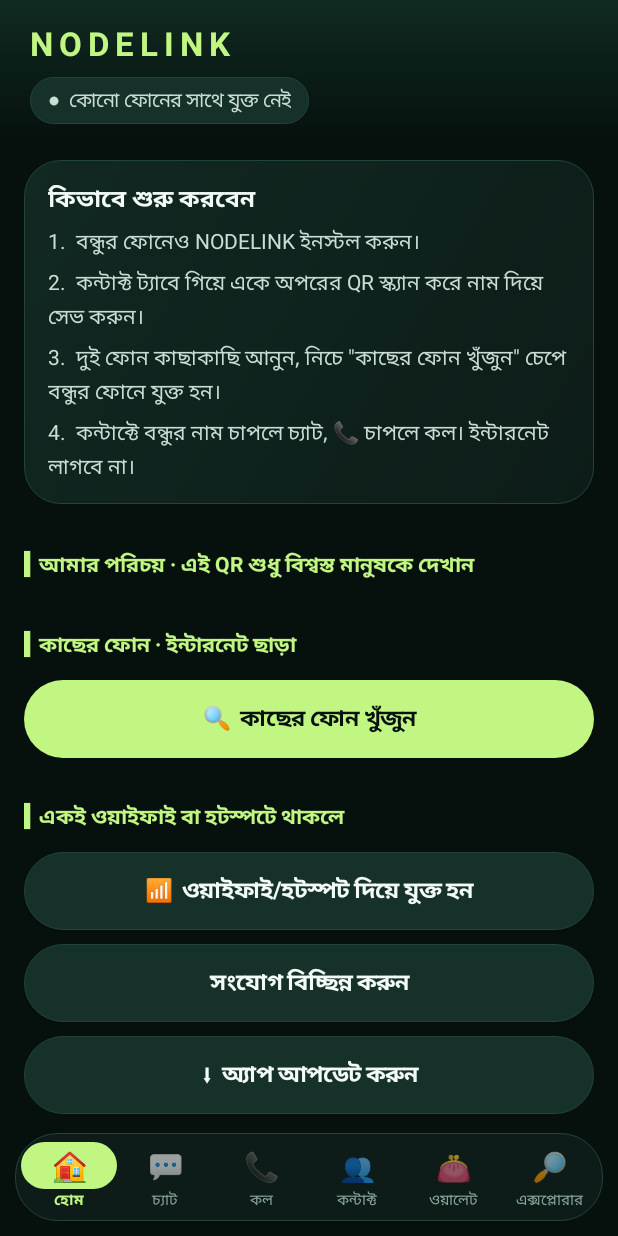
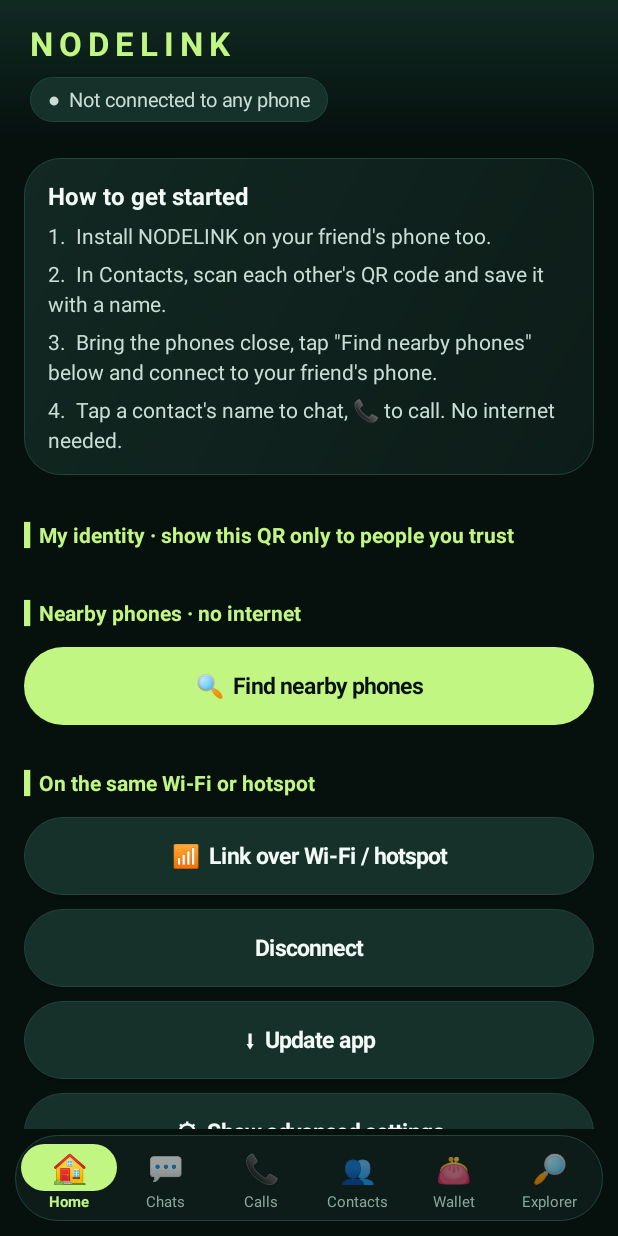
Before and after one commit to NODELINK-LAB/nodelink-android, an Android app: the screen it shows after launch (MainActivity), on a phone screen of 412 x 824 dp. Run offline under Robolectric (Android 15) with nearby library versions, the phone set to English and light mode, and no system bars; libraries missing offline, so code that uses them is left out: com.journeyapps.barcodescanner; pictures from the network do not load; 11 statements that could not run were skipped.

Commit message:
App text in English

```diff
--- a/android-app/src/main/java/org/nodelink/ChatScreen.kt
+++ b/android-app/src/main/java/org/nodelink/ChatScreen.kt
@@ -9,7 +9,7 @@ import java.util.UUID
 // and one composer for both routes.
 class ChatScreen(private val a:Activity,box:LinearLayout,private val peer:()->String,private val store:Mailbox,private val relay:MeshRelay,private val note:(String)->Unit,private val queued:()->Unit={}){
  private val face=Ui.avatar(a,"?",44);private val title=Ui.title(a,"",17f);private val sub=Ui.caption(a,"")
- private val thread=LinearLayout(a).apply{orientation=1;setPadding(0,Ui.dp(a,8),0,Ui.dp(a,8))};private val draft=EditText(a).apply{hint="মেসেজ লিখুন"}
+ private val thread=LinearLayout(a).apply{orientation=1;setPadding(0,Ui.dp(a,8),0,Ui.dp(a,8))};private val draft=EditText(a).apply{hint="Write a message"}
  private fun pin()=peer().trim().lowercase().also{require(it.matches(Regex("[0-9a-f]{64}")) && it!=Identity.fingerprint()){"Pick a contact in Contacts first"};require(!Blocklist.has(it)){"This contact is blocked"}}
  private fun text()=draft.text.toString().also{require(it.isNotBlank() && it.toByteArray().size<=4096){"Enter a message up to 4096 bytes"}}
  init{
@@ -17,22 +17,22 @@ class ChatScreen(private val a:Activity,box:LinearLayout,private val peer:()->St
    addView(LinearLayout(a).apply{orientation=1;setPadding(Ui.dp(a,12),0,0,0);addView(title);addView(sub)},Ui.lp(0,-2,1f))})
   box.addView(thread);box.addView(draft)
   box.addView(Ui.row(a,
-   Ui.button(Button(a).apply{text="কাছে পাঠান";setOnClickListener{send{p,t->store.add(p,Note(UUID.randomUUID(),System.currentTimeMillis()+MessageWire.LIFE,t),"Queued");queued();"Queued. Sends automatically while linked with this phone."}}},Ui.BRAND),
-   Ui.button(Button(a).apply{text="দূরে পাঠান (মেশ)";setOnClickListener{send{p,t->relay.compose(p,t);"Encrypted and queued for the mesh."}}})))
-  box.addView(Ui.caption(a,"কাছে পাঠান: যুক্ত থাকা ফোনে সরাসরি যায়। দূরে পাঠান: মাঝের অন্য NODELINK ফোনগুলো তালাবদ্ধ অবস্থায় বয়ে নিয়ে যায়, কেউ পড়তে পারে না।"))
+   Ui.button(Button(a).apply{text="Send nearby";setOnClickListener{send{p,t->store.add(p,Note(UUID.randomUUID(),System.currentTimeMillis()+MessageWire.LIFE,t),"Queued");queued();"Queued. Sends automatically while linked with this phone."}}},Ui.BRAND),
+   Ui.button(Button(a).apply{text="Send via mesh";setOnClickListener{send{p,t->relay.compose(p,t);"Encrypted and queued for the mesh."}}})))
+  box.addView(Ui.caption(a,"Send nearby: goes straight to the linked phone. Send via mesh: other NODELINK phones carry it locked, nobody can read it."))
   refresh()
  }
  private fun send(f:(String,String)->String){runCatching{val msg=f(pin(),text());draft.setText("");refresh();note(msg)}.onFailure{note(it.message?:"Send failed")}}
- private fun tick(s:String)=when(s){"Queued"->"◷ অপেক্ষায়";"Delivered"->"✓✓ পৌঁছেছে";"Sent via mesh"->"✓ মেশে পাঠানো হয়েছে";"Delivered via mesh"->"✓✓ মেশ দিয়ে পৌঁছেছে";"Received","Received via mesh"->"পেয়েছেন";else->s}
+ private fun tick(s:String)=when(s){"Queued"->"◷ Waiting";"Delivered"->"✓✓ Delivered";"Sent via mesh"->"✓ Sent via mesh";"Delivered via mesh"->"✓✓ Delivered via mesh";"Received","Received via mesh"->"Received";else->s}
  private fun bubble(t:String,s:String,mine:Boolean)=LinearLayout(a).apply{orientation=1;background=Ui.round(a,if(mine)Ui.BRAND else Ui.RAISED,18);setPadding(Ui.dp(a,14),Ui.dp(a,10),Ui.dp(a,14),Ui.dp(a,8))
   addView(TextView(a).apply{tag=Ui.DONE;text=t;textSize=15f;setTextColor(if(mine)Ui.INK else Ui.TEXT);maxWidth=Ui.dp(a,270)})
   addView(TextView(a).apply{tag=Ui.DONE;text=tick(s);textSize=11f;setTextColor(if(mine)0xB30B1220.toInt() else Ui.MUTED);setPadding(0,Ui.dp(a,4),0,0)})
   layoutParams=Ui.lp(-2,-2).apply{gravity=if(mine)Gravity.END else Gravity.START;setMargins(if(mine)Ui.dp(a,48) else 0,Ui.dp(a,4),if(mine)0 else Ui.dp(a,48),Ui.dp(a,4))}}
  fun refresh(){thread.removeAllViews();val p=peer().trim().lowercase()
-  if(!p.matches(Regex("[0-9a-f]{64}"))){Ui.paint(face,"?");title.text="কেউ বাছাই করা হয়নি";sub.text="কন্টাক্ট ট্যাব থেকে একজনকে চাপুন";return}
-  val n=ContactControls.name(a,p);Ui.paint(face,n?:"#");title.text=n?:Ui.nl(p);sub.text=(if(n!=null)Ui.nl(p)+" · " else "")+"🔒 শুধু আপনারা দুজন পড়তে পারবেন"
+  if(!p.matches(Regex("[0-9a-f]{64}"))){Ui.paint(face,"?");title.text="No contact selected";sub.text="Tap someone in Contacts";return}
+  val n=ContactControls.name(a,p);Ui.paint(face,n?:"#");title.text=n?:Ui.nl(p);sub.text=(if(n!=null)Ui.nl(p)+" · " else "")+"🔒 Only you two can read this"
   val rows=store.thread(p)
-  if(rows.isEmpty())thread.addView(Ui.caption(a,"এখনো কোনো মেসেজ নেই। হ্যালো বলুন!").apply{gravity=Gravity.CENTER;setPadding(0,Ui.dp(a,24),0,Ui.dp(a,24))},Ui.lp())
+  if(rows.isEmpty())thread.addView(Ui.caption(a,"No messages yet. Say hello!").apply{gravity=Gravity.CENTER;setPadding(0,Ui.dp(a,24),0,Ui.dp(a,24))},Ui.lp())
   rows.forEach{(t,s)->thread.addView(bubble(t,s,!s.startsWith("Received")))}
  }
 }
--- a/android-app/src/main/java/org/nodelink/ContactControls.kt
+++ b/android-app/src/main/java/org/nodelink/ContactControls.kt
@@ -11,14 +11,14 @@ class ContactControls(private val a:Activity,box:LinearLayout,private val peer:E
  private val vault=Vault(a,"contacts");private val list=LinearLayout(a).apply{orientation=1}
  private fun all()=JSONObject(vault.get("book")?:"{}")
  init{
-  val name=EditText(a).apply{hint="বন্ধুর নাম";isSingleLine=true};box.addView(name)
-  box.addView(Ui.button(Button(a).apply{text="✓  কন্টাক্ট সেভ করুন";setOnClickListener{
+  val name=EditText(a).apply{hint="Friend's name";isSingleLine=true};box.addView(name)
+  box.addView(Ui.button(Button(a).apply{text="✓  Save contact";setOnClickListener{
    val n=name.text.toString().trim();val fp=peer.text.toString().trim().lowercase()
    when{n.isEmpty()||n.length>40->note("Enter a name up to 40 characters")
     !fp.matches(Regex("[a-f0-9]{64}"))->note("Scan or enter the full 64-digit fingerprint first")
     fp==Identity.fingerprint()->note("That is this phone's own fingerprint")
     else->{vault.put("book",all().put(n,fp).toString());name.setText("");refresh();note("Saved $n. Verify the fingerprint in person.")}}}},Ui.BRAND))
-  box.addView(Ui.section(a,"আমার কন্টাক্ট · নাম চাপলে চ্যাট, 📞 চাপলে কল"));box.addView(list);refresh()
+  box.addView(Ui.section(a,"My contacts · tap a name to chat, 📞 to call"));box.addView(list);refresh()
  }
  private fun select(n:String,fp:String,where:String){peer.setText(fp);dest.setText(fp);note("Selected $n for chat, call and mesh");open(where)}
  fun refresh(){list.removeAllViews();val b=all();b.keys().asSequence().sorted().forEach{n->val fp=b.getString(n)
@@ -29,6 +29,6 @@ class ContactControls(private val a:Activity,box:LinearLayout,private val peer:E
    addView(Ui.avatar(a,n,44));addView(info,Ui.lp(0,-2,1f));addView(call)
    setOnClickListener{select(n,fp,"chat")}
    setOnLongClickListener{vault.put("book",all().apply{remove(n)}.toString());refresh();note("Deleted $n");true}})}
-  if(b.length()==0)list.addView(Ui.caption(a,"এখনো কোনো কন্টাক্ট নেই। উপরে বন্ধুর QR স্ক্যান করে যোগ করুন।"))}
+  if(b.length()==0)list.addView(Ui.caption(a,"No contacts yet. Scan a friend's QR above to add one."))}
  companion object{fun name(a:Activity,fp:String):String?{val b=JSONObject(Vault(a,"contacts").get("book")?:"{}");return b.keys().asSequence().firstOrNull{b.getString(it)==fp}}}
 }
--- a/android-app/src/main/java/org/nodelink/MainActivity.kt
+++ b/android-app/src/main/java/org/nodelink/MainActivity.kt
@@ -18,7 +18,7 @@ class MainActivity:Activity(){
  private fun note(s:String){status.text="●  $s"}
  private fun action(ok:String)=object:WifiP2pManager.ActionListener{override fun onSuccess(){note(ok)};override fun onFailure(n:Int){note("Wi-Fi Direct request failed: $n")}}
  private val rx=object:BroadcastReceiver(){override fun onReceive(c:Context,i:Intent){if(checkSelfPermission(perm)!=PackageManager.PERMISSION_GRANTED)return
-  if(i.action==WifiP2pManager.WIFI_P2P_PEERS_CHANGED_ACTION)m.requestPeers(ch){list->peers.removeAllViews();if(::auto.isInitialized)auto.peers(list.deviceList);list.deviceList.forEach{d->peers.addView(Button(this@MainActivity).apply{text="📱  যুক্ত হন: ${d.deviceName}";setOnClickListener{m.connect(ch,WifiP2pConfig().apply{deviceAddress=d.deviceAddress},action("Connection requested; accept on peer"))}})}}
+  if(i.action==WifiP2pManager.WIFI_P2P_PEERS_CHANGED_ACTION)m.requestPeers(ch){list->peers.removeAllViews();if(::auto.isInitialized)auto.peers(list.deviceList);list.deviceList.forEach{d->peers.addView(Button(this@MainActivity).apply{text="📱  Connect: ${d.deviceName}";setOnClickListener{m.connect(ch,WifiP2pConfig().apply{deviceAddress=d.deviceAddress},action("Connection requested; accept on peer"))}})}}
   if(i.action==WifiP2pManager.WIFI_P2P_CONNECTION_CHANGED_ACTION)m.requestConnectionInfo(ch){if(it==null||!it.groupFormed){if(!(::link.isInitialized && link.lan)){if(::link.isInitialized)link.stop();session?.close()};note("No group formed")}else{note(if(it.isGroupOwner)"Group owner: start probe here first" else "Group client: start after owner is listening");if(::auto.isInitialized)auto.connected(it)
    val p=pin.text.toString().trim().lowercase();if(::link.isInitialized && ::auto.isInitialized && !auto.on && p.matches(Regex("[0-9a-f]{64}")))link.start(it,p)}}
  }}
@@ -28,12 +28,12 @@ class MainActivity:Activity(){
   fun page(show:Boolean)=LinearLayout(this).apply{orientation=1;visibility=if(show)android.view.View.VISIBLE else android.view.View.GONE}
   val home=page(true);val chatPage=page(false);val callPage=page(false);val contactsPage=page(false);val walletPage=page(false);var box=root;var onChat:()->Unit={};var onCall:()->Unit={}
   fun label(s:String)=TextView(this).apply{text=s;box.addView(this)}
-  status=TextView(this).apply{text="কোনো ফোনের সাথে যুক্ত নেই"}
+  status=TextView(this).apply{text="Not connected to any phone"}
   val pages=listOf(home,chatPage,callPage,contactsPage,walletPage);pages.forEach{root.addView(it)};box=home
   lateinit var nav:NavBar;web=WebScreen(this)
   fun showWeb(){scroll.visibility=android.view.View.GONE;web.view.visibility=android.view.View.VISIBLE;nav.select(5);web.open()}
   fun show(p:LinearLayout){scroll.visibility=android.view.View.VISIBLE;web.view.visibility=android.view.View.GONE;pages.forEach{it.visibility=if(it===p)android.view.View.VISIBLE else android.view.View.GONE};nav.select(pages.indexOf(p));scroll.scrollTo(0,0);if(p===chatPage)onChat();if(p===callPage)onCall()}
-  nav=NavBar(this,listOf("🏠" to "হোম","💬" to "চ্যাট","📞" to "কল","👥" to "কন্টাক্ট","👛" to "ওয়ালেট","🔎" to "এক্সপ্লোরার")){if(it==5)showWeb() else show(pages[it])}
+  nav=NavBar(this,listOf("🏠" to "Home","💬" to "Chats","📞" to "Calls","👥" to "Contacts","👛" to "Wallet","🔎" to "Explorer")){if(it==5)showWeb() else show(pages[it])}
   setContentView(LinearLayout(this).apply{orientation=1;setBackgroundColor(Ui.BG);addView(Ui.topBar(this@MainActivity,status));addView(scroll,Ui.lp(-1,0,1f));addView(web.view,Ui.lp(-1,0,1f));addView(nav.view)
    setOnApplyWindowInsetsListener{v,ins->if(Build.VERSION.SDK_INT>=30){val b=ins.getInsets(android.view.WindowInsets.Type.systemBars() or android.view.WindowInsets.Type.ime());v.setPadding(b.left,b.top,b.right,b.bottom)};ins}})
   root.viewTreeObserver.addOnGlobalLayoutListener{Ui.style(root)}   // themes controls as screens add them
@@ -42,13 +42,13 @@ class MainActivity:Activity(){
   m=getSystemService(WIFI_P2P_SERVICE) as WifiP2pManager;ch=m.initialize(this,mainLooper){session?.close();note("Radio channel lost. Restart the app.")}
   Blocklist.load(this);LanBeacon.init(this);Identity.prepare();if(Build.VERSION.SDK_INT>=33 && checkSelfPermission(Manifest.permission.POST_NOTIFICATIONS)!=PackageManager.PERMISSION_GRANTED)requestPermissions(arrayOf(Manifest.permission.POST_NOTIFICATIONS),3)
   val adv=LinearLayout(this).apply{orientation=1;visibility=android.view.View.GONE}
-  box.addView(Ui.steps(this,"কিভাবে শুরু করবেন","বন্ধুর ফোনেও NODELINK ইনস্টল করুন।","কন্টাক্ট ট্যাবে গিয়ে একে অপরের QR স্ক্যান করে নাম দিয়ে সেভ করুন।","দুই ফোন কাছাকাছি আনুন, নিচে \"কাছের ফোন খুঁজুন\" চেপে বন্ধুর ফোনে যুক্ত হন।","কন্টাক্টে বন্ধুর নাম চাপলে চ্যাট, 📞 চাপলে কল। ইন্টারনেট লাগবে না।"))
-  val fp=Identity.fingerprint();box.addView(Ui.section(this,"আমার পরিচয় · এই QR শুধু বিশ্বস্ত মানুষকে দেখান"));label("আমার আইডি: NL-"+fp.take(12).uppercase().chunked(4).joinToString("-"));label("পূর্ণ ফিঙ্গারপ্রিন্ট: "+fp).apply{setTextIsSelectable(true);textSize=11f;tag=Ui.DONE;setTextColor(Ui.MUTED)};qr=QrControls(this,box,fp,::note)
-  box=contactsPage;box.addView(Ui.section(this,"নতুন কন্টাক্ট · সামনাসামনি যাচাই করুন"));label("বন্ধুর ফোনের QR স্ক্যান করুন, তারপর একটা নাম দিয়ে সেভ করুন।")
-  pin=EditText(this).apply{hint="বন্ধুর ফিঙ্গারপ্রিন্ট (QR স্ক্যান করলে নিজে বসবে)";isSingleLine=true};box.addView(pin);qr.scanButton(box,"📷  বন্ধুর QR স্ক্যান করুন",0x4e1,pin)
-  box=home;box.addView(Ui.section(this,"কাছের ফোন · ইন্টারনেট ছাড়া"))
+  box.addView(Ui.steps(this,"How to get started","Install NODELINK on your friend's phone too.","In Contacts, scan each other's QR code and save it with a name.","Bring the phones close, tap \"Find nearby phones\" below and connect to your friend's phone.","Tap a contact's name to chat, 📞 to call. No internet needed."))
+  val fp=Identity.fingerprint();box.addView(Ui.section(this,"My identity · show this QR only to people you trust"));label("My ID: NL-"+fp.take(12).uppercase().chunked(4).joinToString("-"));label("Full fingerprint: "+fp).apply{setTextIsSelectable(true);textSize=11f;tag=Ui.DONE;setTextColor(Ui.MUTED)};qr=QrControls(this,box,fp,::note)
+  box=contactsPage;box.addView(Ui.section(this,"New contact · verify in person"));label("Scan your friend's QR code, then save it with a name.")
+  pin=EditText(this).apply{hint="Friend's fingerprint (filled in by scanning)";isSingleLine=true};box.addView(pin);qr.scanButton(box,"📷  Scan friend's QR",0x4e1,pin)
+  box=home;box.addView(Ui.section(this,"Nearby phones · no internet"))
   fun btn(s:String,f:()->Unit)=Button(this).apply{text=s;setOnClickListener{if(checkSelfPermission(perm)!=PackageManager.PERMISSION_GRANTED)requestPermissions(arrayOf(perm),1) else f()}}.also{box.addView(it)}
-  Ui.button(btn("🔍  কাছের ফোন খুঁজুন"){m.discoverPeers(ch,action("খুঁজছি… নিচে ফোনের নাম এলে চাপুন"))},Ui.BRAND);peers=LinearLayout(this).apply{orientation=1};box.addView(peers)
+  Ui.button(btn("🔍  Find nearby phones"){m.discoverPeers(ch,action("Searching… tap a phone name when it appears below"))},Ui.BRAND);peers=LinearLayout(this).apply{orientation=1};box.addView(peers)
   box=adv;btn("Run authenticated probe"){val expected=pin.text.toString().trim();m.requestConnectionInfo(ch){info->if(info==null||!info.groupFormed)note("Create a group first") else if(session==null){val run=Session();session=run;note(if(info.isGroupOwner)"Waiting for client (60s)" else "Authenticating…");Thread{val result=runCatching{run.probe(info,expected)}.getOrElse{"Failed: ${it.message}"};runOnUiThread{if(session===run){session=null;note(result)}}}.start()}}}
   val chat=ChatControls(this){onChat()};val relay=MeshRelay(this,chat.store)
   box=chatPage;val screen=ChatScreen(this,box,{pin.text.toString()},chat.store,relay,::note){if(::link.isInitialized)link.job(Link.MESSAGES)};onChat={screen.refresh()}
@@ -74,21 +74,21 @@ class MainActivity:Activity(){
     if(kind==Link.MESSAGES){chat.exchange(peer,owner,i,o);"Messages exchanged automatically"} else mesh.relay.sync(peer,owner,i,o).also{runOnUiThread{onChat()}}})
   fun mic():Boolean{val need=arrayOf(perm,Manifest.permission.RECORD_AUDIO).filter{checkSelfPermission(it)!=PackageManager.PERMISSION_GRANTED};if(need.isNotEmpty())requestPermissions(need.toTypedArray(),2);return need.isEmpty()}
   call.onAnswer({if(mic())link.accept()},{link.decline()})
-  box.addView(Ui.button(Button(this).apply{text="📞  কল করুন";setOnClickListener{if(!mic())return@setOnClickListener
+  box.addView(Ui.button(Button(this).apply{text="📞  Call";setOnClickListener{if(!mic())return@setOnClickListener
    if(link.connected){link.ring();return@setOnClickListener}
    val dest=pin.text.toString().trim().lowercase();m.requestConnectionInfo(ch){info->when{info==null||!info.groupFormed->if(LanBeacon.available() && !auto.on && dest.matches(Regex("[0-9a-f]{64}"))){link.startLan(dest);note("Linking over Wi-Fi/hotspot… tap Call again when it says Linked")}
      else note("Connect both phones first: Wi-Fi Direct (Home → Discover → Connect) or join the same Wi-Fi hotspot")
     auto.on->note("Turn off Auto relay for calls");!dest.matches(Regex("[0-9a-f]{64}"))->note("Pick a contact on Home first")
     else->{link.start(info,dest);note("Linking with the contact… tap Call again when it says Linked")}}}}},Ui.GREEN))
-  Ui.button(btn("কল কাটুন"){link.hangUp()},Ui.RED)
-  label("দুই ফোনেই কন্টাক্ট থেকে একে অপরকে বাছুন আর হোম থেকে যুক্ত হন। উপরে \"Linked\" লেখা এলে কল চাপুন, অন্য ফোনে রিং বাজবে।")
+  Ui.button(btn("Hang up"){link.hangUp()},Ui.RED)
+  label("On both phones, pick each other in Contacts and connect from Home. When the top shows \"Linked\", tap Call and the other phone rings.")
   call.addTo(box)
   WalletScreen(this,walletPage,::note)
-  box=home;box.addView(Ui.section(this,"একই ওয়াইফাই বা হটস্পটে থাকলে"));btn("📶  ওয়াইফাই/হটস্পট দিয়ে যুক্ত হন"){val d=pin.text.toString().trim().lowercase();when{!LanBeacon.available()->note("Join the same Wi-Fi or phone hotspot as the contact first")
+  box=home;box.addView(Ui.section(this,"On the same Wi-Fi or hotspot"));btn("📶  Link over Wi-Fi / hotspot"){val d=pin.text.toString().trim().lowercase();when{!LanBeacon.available()->note("Join the same Wi-Fi or phone hotspot as the contact first")
    auto.on->note("Turn off Auto relay first");!d.matches(Regex("[0-9a-f]{64}"))->note("Pick a contact first");else->{link.startLan(d);note("Looking for the contact on this Wi-Fi…")}}}
-  btn("সংযোগ বিচ্ছিন্ন করুন"){ link.stop();session?.close();session=null;m.removeGroup(ch,action("সংযোগ বন্ধ হয়েছে"))}
-  box.addView(Button(this).apply{text="⬇  অ্যাপ আপডেট করুন";setOnClickListener{runCatching{startActivity(Intent(Intent.ACTION_VIEW,android.net.Uri.parse(WebScreen.APK)))}}})
-  box.addView(Button(this).apply{text="⚙  উন্নত সেটিংস দেখান";setOnClickListener{val open=adv.visibility!=android.view.View.VISIBLE;adv.visibility=if(open)android.view.View.VISIBLE else android.view.View.GONE;text=if(open)"⚙  উন্নত সেটিংস লুকান" else "⚙  উন্নত সেটিংস দেখান"}})
+  btn("Disconnect"){ link.stop();session?.close();session=null;m.removeGroup(ch,action("Disconnected"))}
+  box.addView(Button(this).apply{text="⬇  Update app";setOnClickListener{runCatching{startActivity(Intent(Intent.ACTION_VIEW,android.net.Uri.parse(WebScreen.APK)))}}})
+  box.addView(Button(this).apply{text="⚙  Show advanced settings";setOnClickListener{val open=adv.visibility!=android.view.View.VISIBLE;adv.visibility=if(open)android.view.View.VISIBLE else android.view.View.GONE;text=if(open)"⚙  Hide advanced settings" else "⚙  Show advanced settings"}})
   box.addView(adv)
  }
  @Deprecated("Back handling") override fun onBackPressed(){if(!(::web.isInitialized && web.back()))super.onBackPressed()}
```
